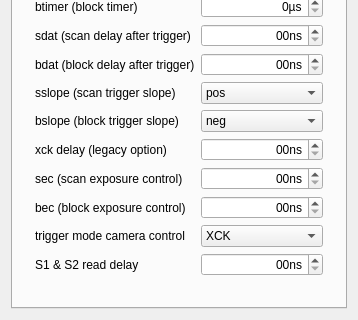
Above: escam/camerasettingswidget.ui from Entwicklungsburo-Stresing/EBST_CAM before the change; both pictures show x 0 to 358 and y 158 to 478 of the 358 by 478 pixel window. Below: the same form after it.
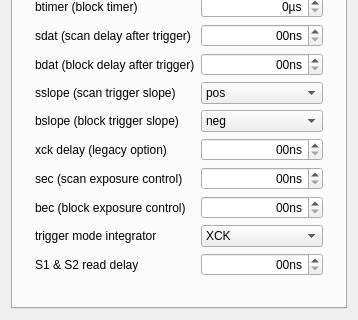
That is the form after the change.

Commit message: Rename trigger mode cc to trigger mode integrator

Diff of the .ui file:
```diff
--- a/escam/camerasettingswidget.ui
+++ b/escam/camerasettingswidget.ui
@@ -188,7 +188,7 @@
          <item row="13" column="1">
           <widget class="QLabel" name="labelTriggerModeCC">
            <property name="text">
-            <string>trigger mode camera control</string>
+            <string>trigger mode integrator</string>
            </property>
           </widget>
          </item>
```
Left out of the diff: 4 changed lines with no effect on the pictures. The commit also changes 8 other files.
